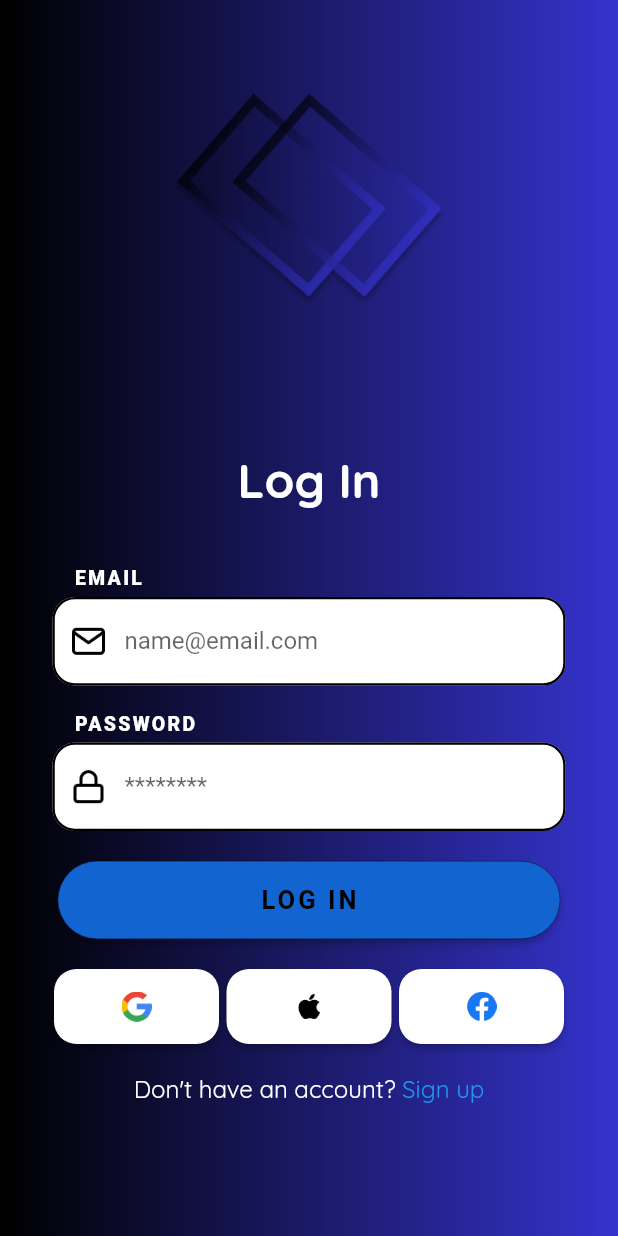
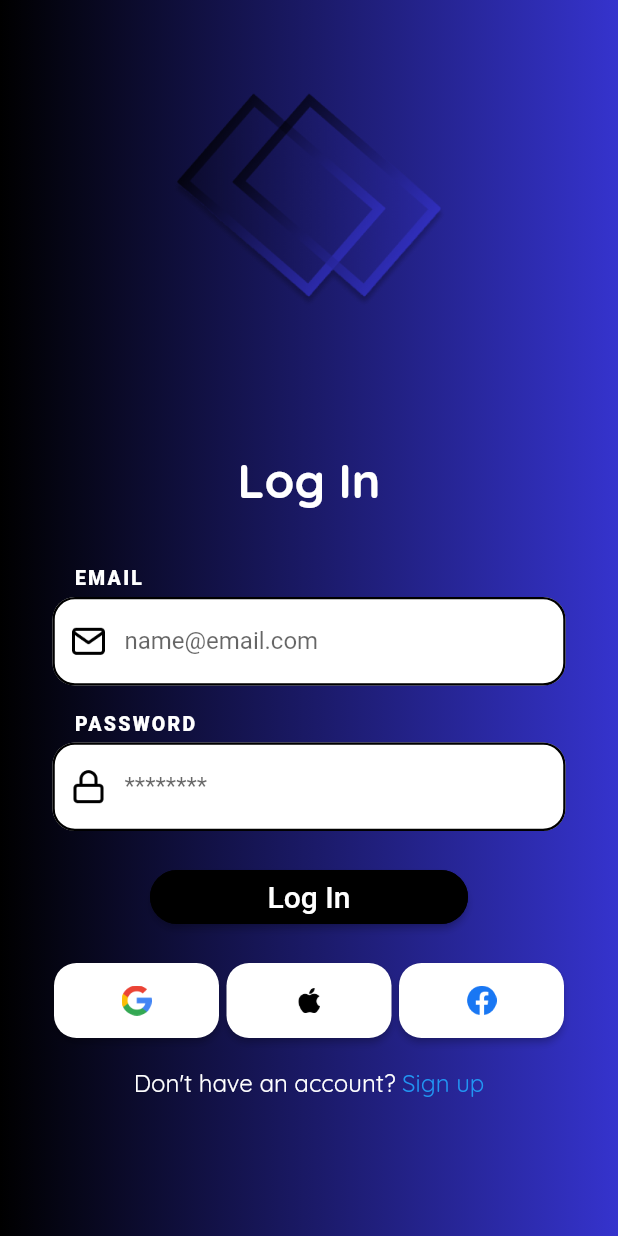
Before and after one commit to arcode35/ShareSched, a Flutter app: the screen it shows after launch, on a phone screen of 412 x 824 dp. Run offline on Flutter 3.47's test engine with Material 2 defaults, Android fonts, the phone set to English and light mode, and no system bars; our stand-ins replace google_fonts; Roboto replaces fonts that are missing (Exo, Mulish); statements that could not run were skipped.

Commit message:
bad commit

```diff
--- a/lib/main.dart
+++ b/lib/main.dart
@@ -1,4 +1,5 @@
 import 'package:flutter/material.dart';
+
 import 'pages/welcome.dart';
 
 void main() {
--- a/lib/pages/home.dart
+++ b/lib/pages/home.dart
@@ -1,6 +1,6 @@
 import 'package:flutter/material.dart';
+import 'package:google_fonts/google_fonts.dart';
 import 'custom_widgets.dart';
-import 'package:google_fonts/google_fonts.dart';
 
 class HomeScreen extends StatelessWidget {
   const HomeScreen({super.key});
@@ -11,12 +11,13 @@ class HomeScreen extends StatelessWidget {
       resizeToAvoidBottomInset: false,
       body: Stack(
         children: [
+          // Background
           BackgroundWidget(),
           SingleChildScrollView(
             keyboardDismissBehavior: ScrollViewKeyboardDismissBehavior.onDrag,
             child: Column(
               children: [
-                // Home Form
+                // Login Form
                 Center(
                   child: ScheduleForm(),
                 ),
--- a/lib/pages/login.dart
+++ b/lib/pages/login.dart
@@ -2,7 +2,7 @@ import 'package:flutter/material.dart';
 import 'package:google_fonts/google_fonts.dart';
 import 'custom_widgets.dart';
 import 'register.dart';
-import 'package:myapp/navigation/navigation_bar.dart';
+import 'home.dart';
 
 class LoginScreen extends StatelessWidget {
   const LoginScreen({super.key});
@@ -243,26 +243,25 @@ class LoginButton extends StatelessWidget {
 
   @override
   Widget build(BuildContext context) {
-    return MaterialButton(
-      minWidth: 335,
-      height: 52,
-      onPressed: () {
-        Navigator.push(context,
-            MaterialPageRoute(builder: (context) => CustomNavigationBar()));
-      },
-      color: const Color(0xFF1264D1),
-      textColor: Colors.black,
-      shape: RoundedRectangleBorder(
-        borderRadius: BorderRadius.circular(50.0),
-        side: const BorderSide(color: Colors.black, width: 0.3),
-      ),
-      child: Text(
-        'LOG IN',
-        style: TextStyle(
-          fontFamily: 'Mulish',
-          fontWeight: FontWeight.w700,
-          fontSize: 17,
-          letterSpacing: 2,
+    return Padding(
+      padding: const EdgeInsets.symmetric(horizontal: 100),
+      child: MaterialButton(
+        minWidth: double.infinity,
+        onPressed: () {
+          Navigator.push(
+            context,
+            MaterialPageRoute(builder: (context) => const HomeScreen()),
+          );
+        },
+        color: Colors.black,
+        textColor: Colors.white,
+        shape: RoundedRectangleBorder(
+          borderRadius: BorderRadius.circular(30.0),
+          side: BorderSide(color: Colors.black),
+        ),
+        child: Text(
+          'Log In',
+          style: GoogleFonts.exo(fontSize: 20, color: Colors.white),
         ),
       ),
     );
```
Also changed, not shown: 1 other file.
